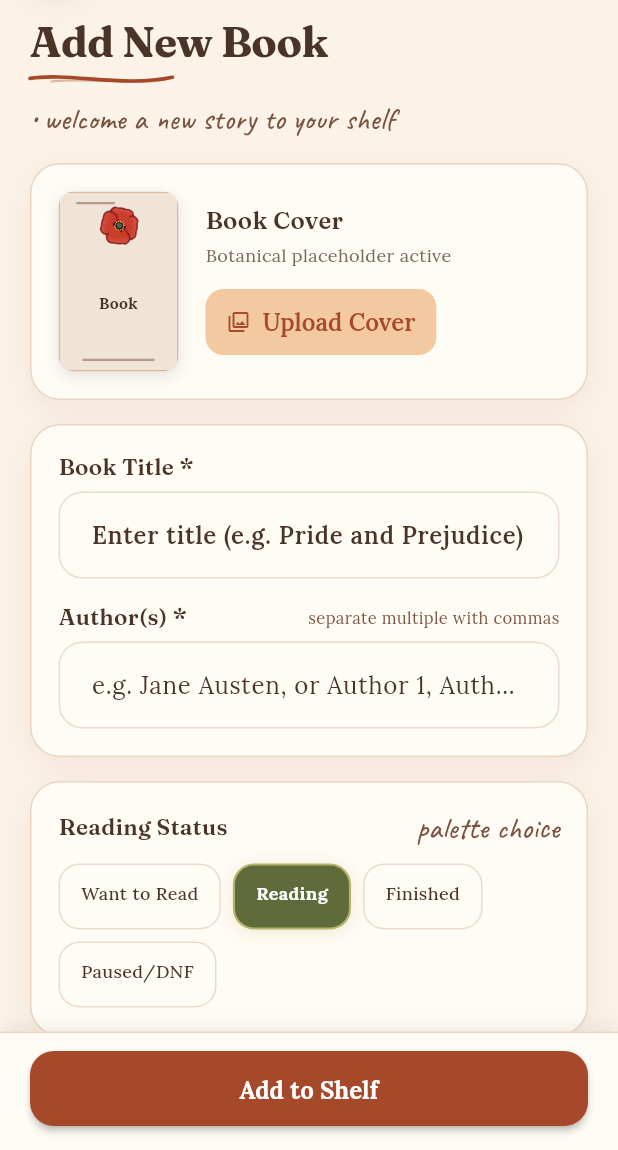
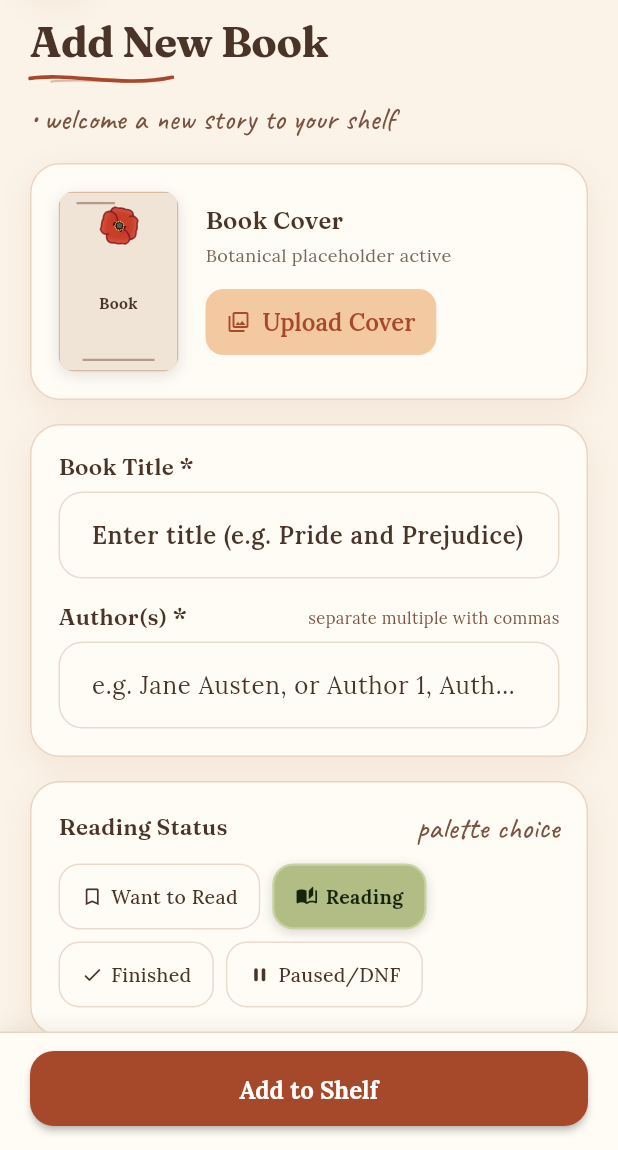
Before and after one commit to shivamboda/bookmark, a Flutter app: the AddEditBookScreen screen opened directly, on a phone screen of 412 x 824 dp, the part 86-1236 px from its top. Run offline on Flutter 3.47's test engine with Material 3 defaults, Android fonts, the phone set to English and light mode, and no system bars; our stand-ins replace fl_chart, flutter_riverpod, google_fonts, hive_ce_flutter, image_picker, web; missing offline and left inert: dart:js_interop; accounts and stored records are empty.

Commit message:
fix(contrast): enhance status pills and unrated text contrast for dark cards

```diff
--- a/lib/core/theme/palette.dart
+++ b/lib/core/theme/palette.dart
@@ -32,7 +32,7 @@ class FloralPalette {
   static Color get kraftPaper => isDark ? const Color(0xFF382B22) : const Color(0xFFF3E7DA);
   static Color get sageGreenDark => isDark ? const Color(0xFF8E9E60) : const Color(0xFF5F6B3A);
   static Color get deepForestGreen => isDark ? const Color(0xFF8E9E60) : const Color(0xFF5F6B3A);
-  static Color get unratedText => isDark ? const Color(0xFF9E8C80) : const Color(0xFF8A6B5A);
+  static Color get unratedText => isDark ? const Color(0xFFC9B8AB) : const Color(0xFF7A5C4D);
 
   // Signature Core Colors (Shared Autumn Accents)
   static const Color blushPink = Color(0xFFF2C9A0); // Primary soft accent: Apricot (#F2C9A0)
--- /dev/null
+++ b/lib/core/widgets/status_pill.dart
@@ -0,0 +1,110 @@
+import 'package:flutter/material.dart';
+import '../../models/book.dart';
+import '../theme/app_theme.dart';
+
+/// Design tokens and styling for status pills across Bookmark.
+///
+/// Contrast engineered for both Dark (#2B211A) and Light (#FFFBF5) cards:
+/// - Text vs Fill: >= 7.2:1 (exceeds WCAG AAA 7:1)
+/// - Fill vs Dark Card: >= 6.6:1 (exceeds 3:1 requirement)
+class StatusPillStyle {
+  final Color fill;
+  final Color text;
+  final Color border;
+  final IconData icon;
+
+  const StatusPillStyle({
+    required this.fill,
+    required this.text,
+    required this.border,
+    required this.icon,
+  });
+
+  static StatusPillStyle of(ReadingStatus status) {
+    switch (status) {
+      case ReadingStatus.wantToRead:
+        return const StatusPillStyle(
+          fill: Color(0xFFD2ACBE), // Soft Mauve
+          text: Color(0xFF28101D), // Deep Plum Black (8.79:1 contrast)
+          border: Color(0xFFE5CAD6),
+          icon: Icons.bookmark_outline_rounded,
+        );
+      case ReadingStatus.reading:
+        return const StatusPillStyle(
+          fill: Color(0xFFB2BD86), // Olive Sage
+          text: Color(0xFF172409), // Deep Forest Moss (8.13:1 contrast)
+          border: Color(0xFFC8D2A2),
+          icon: Icons.auto_stories_rounded,
+        );
+      case ReadingStatus.finished:
+        return const StatusPillStyle(
+          fill: Color(0xFFDE9872), // Warm Terracotta Apricot
+          text: Color(0xFF331007), // Deep Rust Espresso (7.26:1 contrast)
+          border: Color(0xFFEAB293),
+          icon: Icons.check_rounded,
+        );
+      case ReadingStatus.paused:
+        return const StatusPillStyle(
+          fill: Color(0xFFD8BD88), // Golden Amber
+          text: Color(0xFF261A06), // Deep Cocoa (9.37:1 contrast)
+          border: Color(0xFFE7D2AA),
+          icon: Icons.pause_rounded,
+        );
+    }
+  }
+}
+
+/// Standalone, high-contrast botanical status pill widget.
+class StatusPill extends StatelessWidget {
+  final ReadingStatus status;
+  final double fontSize;
+  final EdgeInsetsGeometry padding;
+
+  const StatusPill({
+    super.key,
+    required this.status,
+    this.fontSize = 12.5,
+    this.padding = const EdgeInsets.symmetric(horizontal: 9, vertical: 4),
+  });
+
+  @override
+  Widget build(BuildContext context) {
+    final style = StatusPillStyle.of(status);
+
+    return Container(
+      padding: padding,
+      decoration: BoxDecoration(
+        color: style.fill,
+        borderRadius: BorderRadius.circular(10),
+        border: Border.all(color: style.border, width: 1.0),
+        boxShadow: [
+          BoxShadow(
+            color: Colors.black.withValues(alpha: 0.12),
+            blurRadius: 3,
+            offset: const Offset(0, 1),
+          ),
+        ],
+      ),
+      child: Row(
+        mainAxisSize: MainAxisSize.min,
+        crossAxisAlignment: CrossAxisAlignment.center,
+        children: [
+          Icon(
+            style.icon,
+            size: fontSize + 1,
+            color: style.text,
+          ),
+          const SizedBox(width: 4.5),
+          Text(
+            status.label,
+            style: JournalTypography.bodySmall(color: style.text).copyWith(
+              fontWeight: FontWeight.w700,
+              fontSize: fontSize,
+              height: 1.1,
+            ),
+          ),
+        ],
+      ),
+    );
+  }
+}
--- a/lib/features/library/screens/add_edit_book_screen.dart
+++ b/lib/features/library/screens/add_edit_book_screen.dart
@@ -1,3 +1,4 @@
+import '../../../core/widgets/status_pill.dart';
 import '../../../core/widgets/apple_centered_field.dart';
 import 'dart:math' as math;
 import 'package:flutter/material.dart';
@@ -1170,29 +1171,11 @@ class _AddEditBookScreenState extends ConsumerState<AddEditBookScreen> {
             runSpacing: 8,
             children: ReadingStatus.values.map((status) {
               final isSelected = _status == status;
-
-              Color bg;
-              Color text;
-              Color border;
-
-              switch (status) {
-                case ReadingStatus.wantToRead:
-                  bg = isSelected ? const Color(0xFF5B3D4A) : FloralPalette.softIvory;
-                  text = isSelected ? Colors.white : FloralPalette.warmCharcoal;
-                  border = isSelected ? const Color(0xFF7A5263) : FloralPalette.cardBorder;
-                case ReadingStatus.reading:
-                  bg = isSelected ? FloralPalette.deepForestGreen : FloralPalette.softIvory;
-                  text = isSelected ? Colors.white : FloralPalette.warmCharcoal;
-                  border = isSelected ? FloralPalette.sageGreen : FloralPalette.cardBorder;
-                case ReadingStatus.finished:
-                  bg = isSelected ? FloralPalette.deepRose : FloralPalette.softIvory;
-                  text = isSelected ? Colors.white : FloralPalette.warmCharcoal;
-                  border = isSelected ? FloralPalette.rosePetal : FloralPalette.cardBorder;
-                case ReadingStatus.paused:
-                  bg = isSelected ? FloralPalette.cocoa : FloralPalette.softIvory;
-                  text = isSelected ? Colors.white : FloralPalette.warmCharcoal;
-                  border = isSelected ? FloralPalette.caramel : FloralPalette.cardBorder;
-              }
+              final pillStyle = StatusPillStyle.of(status);
+
+              final Color bg = isSelected ? pillStyle.fill : FloralPalette.softIvory;
+              final Color text = isSelected ? pillStyle.text : FloralPalette.warmCharcoal;
+              final Color border = isSelected ? pillStyle.border : FloralPalette.cardBorder;
 
               return Material(
                 color: Colors.transparent,
@@ -1208,23 +1191,34 @@ class _AddEditBookScreenState extends ConsumerState<AddEditBookScreen> {
                       decoration: BoxDecoration(
                         color: bg,
                         borderRadius: BorderRadius.circular(14),
-                        border: Border.all(color: border, width: isSelected ? 1.4 : 1.0),
+                        border: Border.all(color: border, width: isSelected ? 1.5 : 1.0),
                         boxShadow: isSelected
                             ? [
                                 BoxShadow(
-                                  color: border.withValues(alpha: 0.25),
-                                  blurRadius: 8,
+                                  color: Colors.black.withValues(alpha: 0.15),
+                                  blurRadius: 6,
                                   offset: const Offset(0, 2),
                                 )
                               ]
                             : null,
                       ),
-                      child: Text(
-                        status.label,
-                        style: JournalTypography.bodySmall(color: text).copyWith(
-                          fontWeight: isSelected ? FontWeight.w700 : FontWeight.w500,
-                          fontSize: 12,
-                        ),
+                      child: Row(
+                        mainAxisSize: MainAxisSize.min,
+                        children: [
+                          Icon(
+                            pillStyle.icon,
+                            size: 15,
+                            color: text,
+                          ),
+                          const SizedBox(width: 5),
+                          Text(
+                            status.label,
+                            style: JournalTypography.bodySmall(color: text).copyWith(
+                              fontWeight: isSelected ? FontWeight.w700 : FontWeight.w500,
+                              fontSize: 13,
+                            ),
+                          ),
+                        ],
                       ),
                     ),
                   ),
--- a/lib/features/library/screens/library_screen.dart
+++ b/lib/features/library/screens/library_screen.dart
@@ -2056,7 +2056,7 @@ class _LibraryScreenState extends ConsumerState<LibraryScreen> {
                             color: isSelected ? Colors.white : FloralPalette.warmCharcoal,
                           ).copyWith(
                             fontWeight: isSelected ? FontWeight.w700 : FontWeight.w500,
-                            fontSize: 11.5,
+                            fontSize: 13.0,
                           ),
                         ),
                       ),
```
Also changed, not shown: lib/features/library/screens/book_detail_screen.dart (+25 -31 lines), lib/features/library/widgets/book_grid_item.dart (+5 -42 lines), lib/features/library/widgets/book_list_card.dart (+6 -37 lines), 1 other file.
